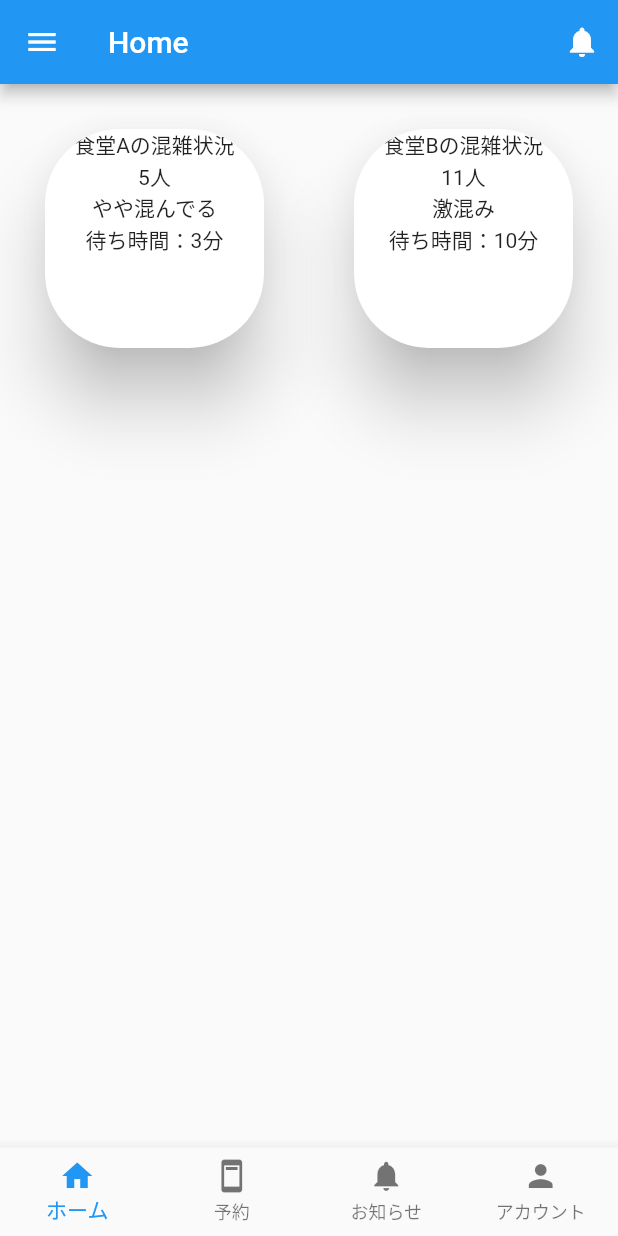
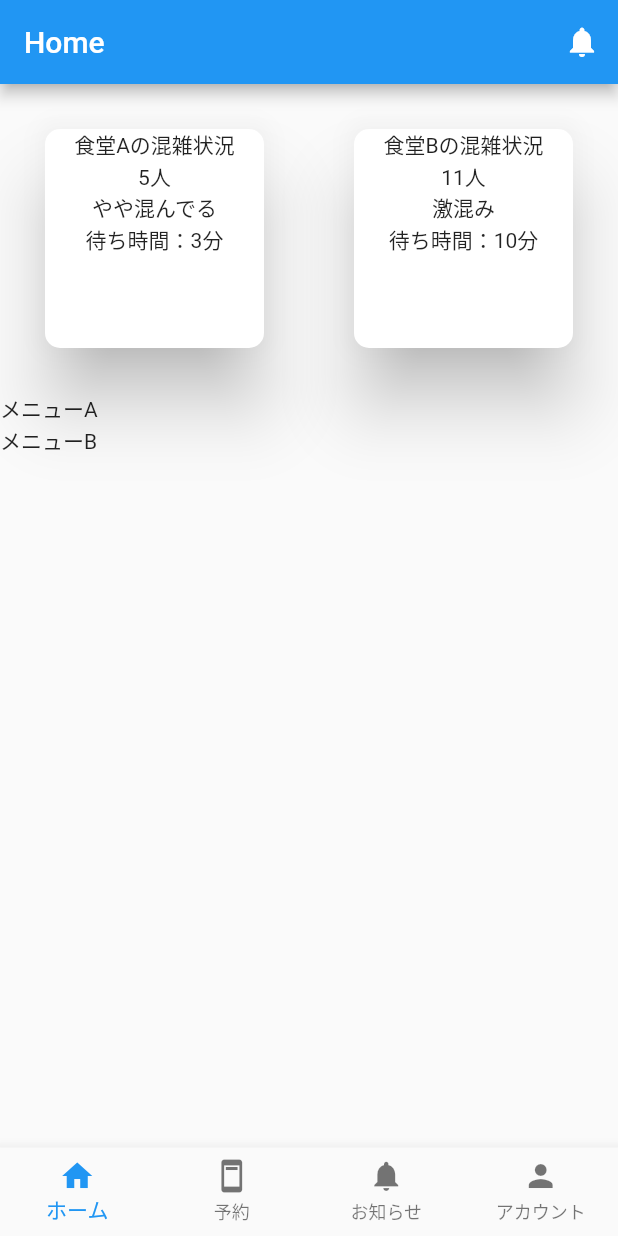
Before and after one commit to gdsc-tmu/solution-challenge-2023, a Flutter app: the screen it shows after launch, on a phone screen of 412 x 824 dp. Run offline on Flutter 3.47's test engine with Material 2 defaults, Android fonts, the phone set to English and light mode, and no system bars.

Commit message:
#2 Fix home screen UI

```diff
--- a/lib/src/app.dart
+++ b/lib/src/app.dart
@@ -34,7 +34,6 @@ class _MyStatefulWidgetState extends State<MyStatefulWidget> {
     BookmarkScreen(),
     NotificationScreen(),
     AccountScreen(),
-
   ];
 
   int _selectedIndex = 0;
--- a/lib/src/screens/home.dart
+++ b/lib/src/screens/home.dart
@@ -6,7 +6,6 @@ int? b_number = 11;
 
 class HomeScreen extends StatelessWidget {
   const HomeScreen({Key? key}) : super(key: key);
-
   congestionDetermination(number){
     if(number<5){
       return '空いています';
@@ -37,26 +36,6 @@ class HomeScreen extends StatelessWidget {
           IconButton(onPressed: () {}, icon: const Icon(Icons.notifications))
         ],
       ),
-      drawer: Drawer(
-        child: ListView(
-          children: const <Widget>[
-            DrawerHeader(
-              child: Text('学食'),
-              decoration: BoxDecoration(
-                color: Colors.blue,
-              ),
-            ),
-            ListTile(
-              title: Text('メニュー１'),
-              trailing: Icon(Icons.arrow_forward),
-            ),
-            ListTile(
-              title: Text('メニュー２'),
-              trailing: Icon(Icons.arrow_forward),
-            ),
-          ],
-        ),
-      ),
 
       body: Center(
         child: GridView.count(
@@ -68,7 +47,7 @@ class HomeScreen extends StatelessWidget {
               elevation: 20.0,
               shadowColor: Colors.black,
               shape: RoundedRectangleBorder(
-                borderRadius: BorderRadius.circular(50),
+                borderRadius: BorderRadius.circular(10),
               ),
               clipBehavior:
                 Clip.antiAliasWithSaveLayer,
@@ -96,7 +75,7 @@ class HomeScreen extends StatelessWidget {
               elevation: 20.0,
               shadowColor: Colors.black,
               shape: RoundedRectangleBorder(
-                borderRadius: BorderRadius.circular(50),
+                borderRadius: BorderRadius.circular(10),
               ),
               clipBehavior:
                 Clip.antiAliasWithSaveLayer,
@@ -116,6 +95,13 @@ class HomeScreen extends StatelessWidget {
               ),
 
             ),
+            ListView(
+              children: const <Widget>[
+                Text('メニューA'),
+                Text('メニューB'),
+              ],
+            )
+
           ],
         )
       )
```
